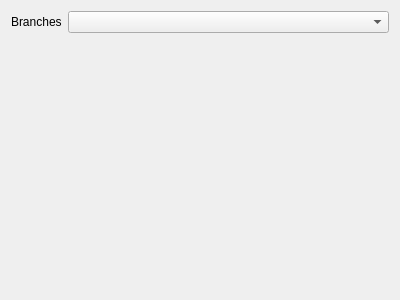
Qt form app/view/qt6/modules/ui/repoModule.ui (PurpleArk18/GodotBuildAutomationTool) before a commit.
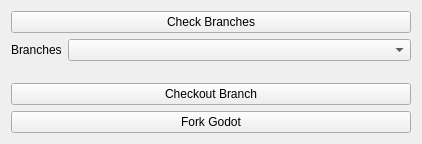
The same form after that commit.

Commit message: Integrated repo module

Diff of the .ui file:
```diff
--- a/app/view/qt6/modules/ui/repoModule.ui
+++ b/app/view/qt6/modules/ui/repoModule.ui
@@ -6,13 +6,22 @@
    <rect>
     <x>0</x>
     <y>0</y>
-    <width>400</width>
-    <height>300</height>
+    <width>422</width>
+    <height>144</height>
    </rect>
   </property>
   <property name="windowTitle">
    <string>Form</string>
   </property>
+  <layout class="QVBoxLayout" name="verticalLayout">
+   <item>
+    <widget class="QPushButton" name="check_branches_button">
+     <property name="text">
+      <string>Check Branches</string>
+     </property>
+    </widget>
+   </item>
+   <item>
   <layout class="QFormLayout" name="formLayout">
    <item row="0" column="0">
     <widget class="QLabel" name="branchesLabel">
@@ -22,7 +31,23 @@
     </widget>
    </item>
    <item row="0" column="1">
-    <widget class="QComboBox" name="branchesComboBox"/>
+      <widget class="QComboBox" name="select_branch_comboBox"/>
+     </item>
+    </layout>
+   </item>
+   <item>
+    <widget class="QPushButton" name="checkout_branch_button">
+     <property name="text">
+      <string>Checkout Branch</string>
+     </property>
+    </widget>
+   </item>
+   <item>
+    <widget class="QPushButton" name="fork_godot_button">
+     <property name="text">
+      <string>Fork Godot</string>
+     </property>
+    </widget>
    </item>
   </layout>
  </widget>
```
Lines whose indentation alone changed are shown as unchanged. The commit also changes 11 other files.
